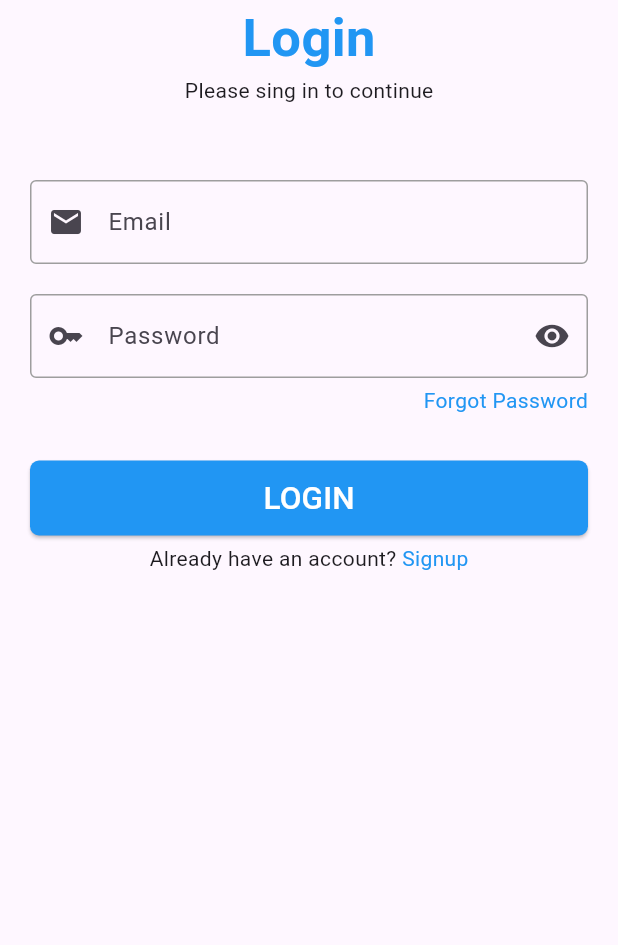
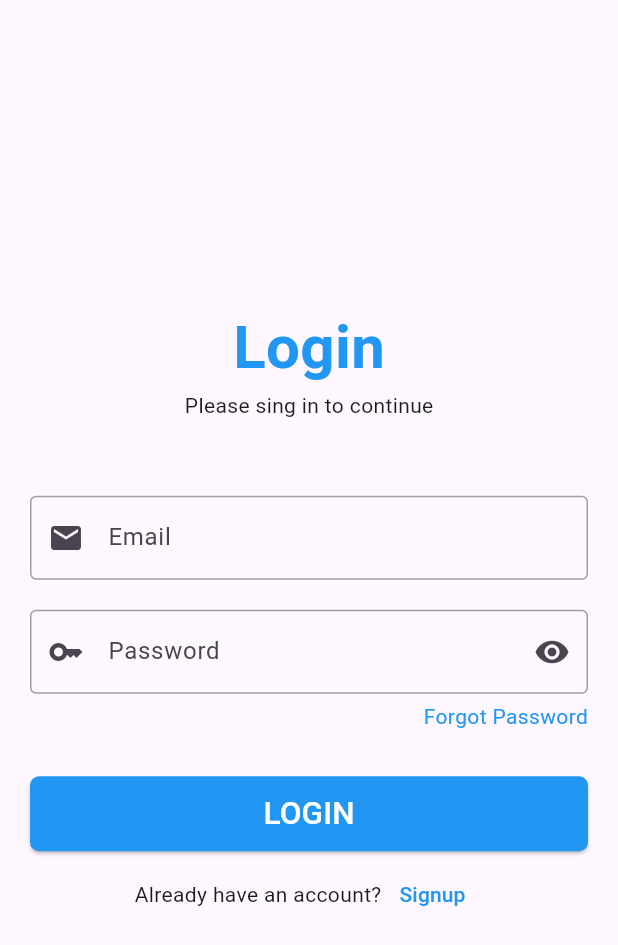
Before and after one commit to awaismubbashar/team_players, a Flutter app: the screen it shows after launch, on a phone screen of 412 x 824 dp. Shown: the top 945 px of the screen. Run offline on Flutter 3.47's test engine with Material 3 defaults, Android fonts, the phone set to English and light mode, and no system bars.

Commit message:
Define route for signup

```diff
--- a/lib/screens/login.dart
+++ b/lib/screens/login.dart
@@ -13,19 +13,21 @@ class _LoginState extends State<Login> {
   var emailController = TextEditingController();
   bool passwordToggle = true;
 
-  String email = '';
-  String password = '';
+  String? email;
+  String? password;
 
   @override
   Widget build(BuildContext context) {
     return SafeArea(
       child: Scaffold(
-        body: SingleChildScrollView(
+        body: Center(
+          child: SingleChildScrollView(
             child: Padding(
               padding: const EdgeInsets.symmetric(horizontal: 20),
               child: Form(
                 key: formKey,
                 child: Column(
+                  crossAxisAlignment: CrossAxisAlignment.center,
                   mainAxisAlignment: MainAxisAlignment.center,
                   children: [
                     loginText(),
@@ -46,13 +48,14 @@ class _LoginState extends State<Login> {
             ),
           ),
         ),
+      ),
     );
   }
 
   Text loginText() => const Text(
         'Login',
         style: TextStyle(
-            fontSize: 35, fontWeight: FontWeight.bold, color: Colors.blue),
+            fontSize: 40, fontWeight: FontWeight.bold, color: Colors.blue),
       );
 
   Text loginDescription() => const Text('Please sing in to continue');
@@ -72,6 +75,19 @@ class _LoginState extends State<Login> {
       decoration: passwordDecoration(),
       obscureText: passwordToggle,
     );
+  }
+
+  Container forgotPassword() {
+    return Container(
+        alignment: Alignment.bottomRight,
+        child: const Text(
+          'Forgot Password',
+          style: TextStyle(
+            color: Colors.blue,
+            // decoration: TextDecoration.underline,
+            // decorationColor: Colors.blue,
+          ),
+        ));
   }
 
   ElevatedButton loginButton() {
@@ -98,29 +114,18 @@ class _LoginState extends State<Login> {
   }
 
   Row notHaveAccountText() {
-    return const Row(
+    return Row(
       mainAxisAlignment: MainAxisAlignment.center,
       children: [
-        Text('Already have an account? '),
-        Text(
-          'Signup',
-          style: TextStyle(color: Colors.blue),
+        const Text('Already have an account?'),
+        TextButton(
+          onPressed: () {
+            Navigator.pushNamed(context, '/signup');
+          },
+          child: const Text('Signup', style: TextStyle(color: Colors.blue)),
         )
       ],
     );
-  }
-
-  Container forgotPassword() {
-    return Container(
-        alignment: Alignment.bottomRight,
-        child: const Text(
-          'Forgot Password',
-          style: TextStyle(
-            color: Colors.blue,
-            // decoration: TextDecoration.underline,
-            // decorationColor: Colors.blue,
-          ),
-        ));
   }
 
   InputDecoration emailDecoration() {
```
Lines whose indentation alone changed are shown as unchanged.
